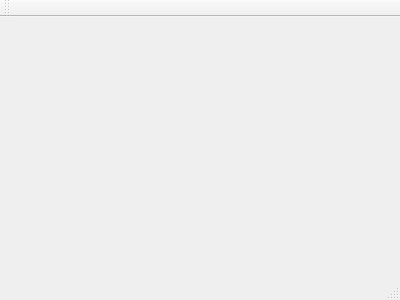
Qt form main-window.ui (sergsenta1995/SimpleGameInventory) before a commit.
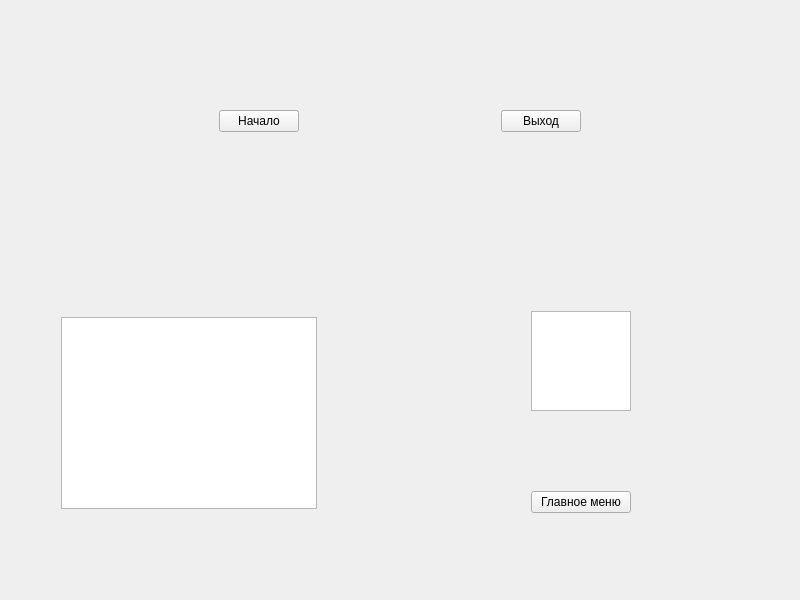
The same form after that commit.

The edit to the form file:
```diff
--- a/main-window.ui
+++ b/main-window.ui
@@ -1,24 +1,189 @@
 <ui version="4.0">
  <class>MainWindow</class>
- <widget class="QMainWindow" name="MainWindow" >
-  <property name="geometry" >
+ <widget class="QMainWindow" name="MainWindow">
+  <property name="geometry">
    <rect>
     <x>0</x>
     <y>0</y>
-    <width>400</width>
-    <height>300</height>
+    <width>800</width>
+    <height>600</height>
    </rect>
   </property>
-  <property name="windowTitle" >
+  <property name="sizePolicy">
+   <sizepolicy hsizetype="Expanding" vsizetype="Expanding">
+    <horstretch>0</horstretch>
+    <verstretch>0</verstretch>
+   </sizepolicy>
+  </property>
+  <property name="windowTitle">
    <string>MainWindow</string>
   </property>
-  <widget class="QMenuBar" name="menuBar" />
-  <widget class="QToolBar" name="mainToolBar" />
-  <widget class="QWidget" name="centralWidget" />
-  <widget class="QStatusBar" name="statusBar" />
+  <widget class="QWidget" name="centralWidget">
+   <layout class="QGridLayout" name="gridLayout_2">
+    <item row="0" column="0" colspan="2">
+     <widget class="QWidget" name="menu_widget" native="true">
+      <layout class="QHBoxLayout" name="horizontalLayout">
+       <item>
+        <spacer name="toLeftOfStart_horizontalSpacer">
+         <property name="orientation">
+          <enum>Qt::Horizontal</enum>
+         </property>
+         <property name="sizeHint" stdset="0">
+          <size>
+           <width>194</width>
+           <height>20</height>
+          </size>
+         </property>
+        </spacer>
+       </item>
+       <item>
+        <widget class="QPushButton" name="start_pushButton">
+         <property name="text">
+          <string>Начало</string>
+         </property>
+        </widget>
+       </item>
+       <item>
+        <spacer name="betweenMenu_horizontalSpacer">
+         <property name="orientation">
+          <enum>Qt::Horizontal</enum>
+         </property>
+         <property name="sizeHint" stdset="0">
+          <size>
+           <width>193</width>
+           <height>20</height>
+          </size>
+         </property>
+        </spacer>
+       </item>
+       <item>
+        <widget class="QPushButton" name="exit_pushButton">
+         <property name="text">
+          <string>Выход</string>
+         </property>
+        </widget>
+       </item>
+       <item>
+        <spacer name="toRightOfExit_horizontalSpacer">
+         <property name="orientation">
+          <enum>Qt::Horizontal</enum>
+         </property>
+         <property name="sizeHint" stdset="0">
+          <size>
+           <width>194</width>
+           <height>20</height>
+          </size>
+         </property>
+        </spacer>
+       </item>
+      </layout>
+     </widget>
+    </item>
+    <item row="1" column="0">
+     <layout class="QVBoxLayout" name="inventory_verticalLayout">
+      <property name="leftMargin">
+       <number>50</number>
+      </property>
+      <property name="topMargin">
+       <number>80</number>
+      </property>
+      <property name="rightMargin">
+       <number>50</number>
+      </property>
+      <property name="bottomMargin">
+       <number>80</number>
+      </property>
+      <item>
+       <widget class="QTableWidget" name="inventory_tableWidget">
+        <property name="sizePolicy">
+         <sizepolicy hsizetype="Preferred" vsizetype="Preferred">
+          <horstretch>0</horstretch>
+          <verstretch>0</verstretch>
+         </sizepolicy>
+        </property>
+       </widget>
+      </item>
+     </layout>
+    </item>
+    <item row="1" column="1">
+     <layout class="QGridLayout" name="object_gridLayout" rowstretch="0,0,0,0" columnstretch="0,0,0">
+      <property name="leftMargin">
+       <number>50</number>
+      </property>
+      <property name="topMargin">
+       <number>50</number>
+      </property>
+      <property name="rightMargin">
+       <number>50</number>
+      </property>
+      <property name="bottomMargin">
+       <number>50</number>
+      </property>
+      <item row="2" column="1">
+       <spacer name="topMainMenuverticalSpacer">
+        <property name="orientation">
+         <enum>Qt::Vertical</enum>
+        </property>
+        <property name="sizeType">
+         <enum>QSizePolicy::Maximum</enum>
+        </property>
+        <property name="sizeHint" stdset="0">
+         <size>
+          <width>20</width>
+          <height>50</height>
+         </size>
+        </property>
+       </spacer>
+      </item>
+      <item row="3" column="1">
+       <widget class="QPushButton" name="mainMenu_pushButton">
+        <property name="text">
+         <string>Главное меню</string>
+        </property>
+       </widget>
+      </item>
+      <item row="3" column="2">
+       <spacer name="toRightOfMainMenu_horizontalSpacer">
+        <property name="orientation">
+         <enum>Qt::Horizontal</enum>
+        </property>
+        <property name="sizeHint" stdset="0">
+         <size>
+          <width>40</width>
+          <height>20</height>
+         </size>
+        </property>
+       </spacer>
+      </item>
+      <item row="3" column="0">
+       <spacer name="toLeftOfMainMenu_horizontalSpacer">
+        <property name="orientation">
+         <enum>Qt::Horizontal</enum>
+        </property>
+        <property name="sizeHint" stdset="0">
+         <size>
+          <width>40</width>
+          <height>20</height>
+         </size>
+        </property>
+       </spacer>
+      </item>
+      <item row="1" column="1">
+       <widget class="QGraphicsView" name="object_graphicsView">
+        <property name="maximumSize">
+         <size>
+          <width>100</width>
+          <height>100</height>
+         </size>
+        </property>
+       </widget>
+      </item>
+     </layout>
+    </item>
+   </layout>
+  </widget>
  </widget>
- <layoutDefault spacing="6" margin="11" />
- <pixmapfunction></pixmapfunction>
+ <layoutdefault spacing="6" margin="11"/>
  <resources/>
  <connections/>
 </ui>
```
Left out of the diff: 1 changed line with no effect on the pictures.
